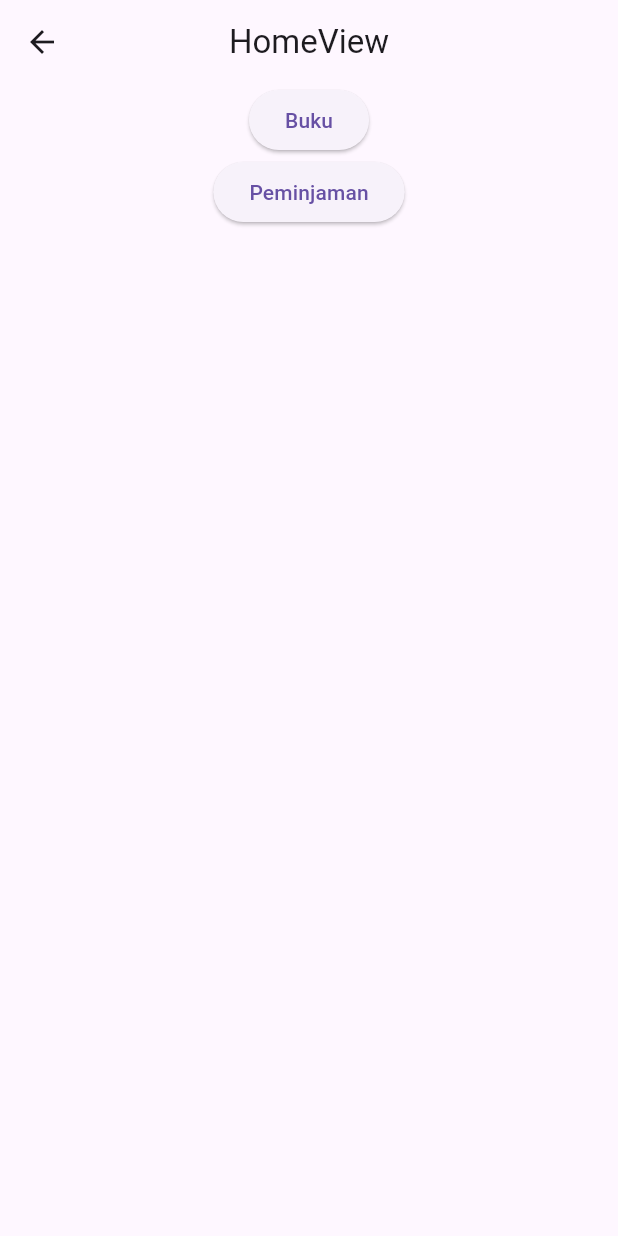
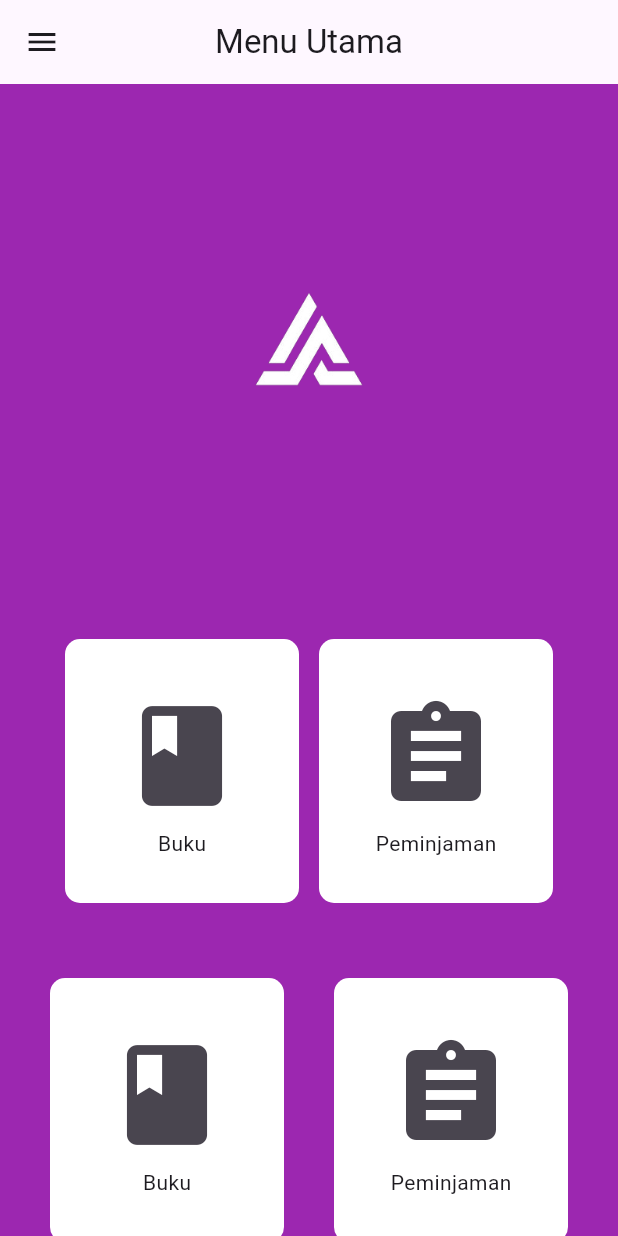
Before and after one commit to nivla4/peminjam_perpustakaan_kelas_c, a Flutter app: the HomeView screen opened by its route, on a phone screen of 412 x 824 dp. Run offline on Flutter 3.47's test engine with Material 3 defaults, Android fonts, the phone set to English and light mode, and no system bars; our stand-ins replace date_time_picker, dio, get, get_storage, pretty_dio_logger; accounts and stored records are empty.

Commit message:
membuat menu

```diff
--- a/lib/app/modules/home/controllers/home_controller.dart
+++ b/lib/app/modules/home/controllers/home_controller.dart
@@ -1,4 +1,5 @@
 import 'package:get/get.dart';
+import '../../../routes/app_pages.dart';
 
 class HomeController extends GetxController {
   //TODO: Implement HomeController
@@ -17,6 +18,7 @@ class HomeController extends GetxController {
   @override
   void onClose() {
     super.onClose();
+    Get.offAllNamed(Routes.LOGIN);
   }
 
   void increment() => count.value++;
--- a/lib/app/modules/home/views/home_view.dart
+++ b/lib/app/modules/home/views/home_view.dart
@@ -1,24 +1,147 @@
 import 'package:flutter/material.dart';
-
 import 'package:get/get.dart';
-
 import '../../../routes/app_pages.dart';
 import '../controllers/home_controller.dart';
 
 class HomeView extends GetView<HomeController> {
   const HomeView({Key? key}) : super(key: key);
+
   @override
   Widget build(BuildContext context) {
     return Scaffold(
       appBar: AppBar(
-        title: const Text('HomeView'),
+        title: const Text('Menu Utama'),
         centerTitle: true,
+      ),
+      backgroundColor: Colors.purple, // Set background color to purple
+      drawer: new Drawer( // Add Drawer
+        child: ListView(
+          children: <Widget>[
+            UserAccountsDrawerHeader(accountName: new Text("Alvin", style: TextStyle(fontWeight: FontWeight.bold, fontSize: 17.0),),
+              accountEmail: new Text("alvin@gmail.com"),
+              currentAccountPicture: CircleAvatar(
+                backgroundImage: AssetImage('assets/logo.png'),
+              ),
+            ),
+            ListTile(
+              leading: Icon (Icons.person),
+              title: Text('Profil'),
+              onTap: () {
+                // Navigate to appropriate route
+              },
+            ),
+            ListTile(
+              leading: Icon (Icons.info),
+              title: Text('Tentang'),
+              onTap: () {
+                // Navigate to appropriate route
+              },
+            ),
+            ListTile(
+              leading: Icon (Icons.exit_to_app),
+              title: Text('Keluar'),
+              onTap: () => Get.toNamed(Routes.LOGIN),
+                // Navigate to appropriate route
+            ),
+          ],
+        ),
       ),
       body: Center(
         child: Column(
           children: [
-            ElevatedButton(onPressed: ()=>Get.toNamed(Routes.BOOK), child: Text("Buku")),
-            ElevatedButton(onPressed: ()=>Get.toNamed(Routes.PEMINJAMAN), child: Text("Peminjaman")),
+            SizedBox(height: 20), // Add some space between logo and buttons
+            Image.asset(
+              'assets/logo.png', // Replace 'assets/logo.png' with your logo path
+              height: 300,
+              width: 300,
+            ),
+            SizedBox(height: 20), // Add some space between logo and buttons
+            Padding(
+              padding: const EdgeInsets.all(30),
+              child: Center(
+                child: Row(
+                  mainAxisAlignment: MainAxisAlignment.spaceEvenly,
+                  children: [
+                    Container(
+                      decoration: BoxDecoration(
+                        color: Colors.white,
+                        borderRadius: BorderRadius.circular(10),
+                      ),
+                      padding: EdgeInsets.all(30),
+                      child: Column(
+                        children: [
+                          IconButton(
+                            onPressed: () => Get.toNamed(Routes.BOOK),
+                            icon: Icon(Icons.book, size: 80),
+                            tooltip: 'Buku',
+                          ),
+                          Text('Buku'),
+                        ],
+                      ),
+                    ),
+                    Container(
+                      decoration: BoxDecoration(
+                        color: Colors.white,
+                        borderRadius: BorderRadius.circular(10),
+                      ),
+                      padding: EdgeInsets.all(30),
+                      child: Column(
+                        children: [
+                          IconButton(
+                            onPressed: () => Get.toNamed(Routes.PEMINJAMAN),
+                            icon: Icon(Icons.assignment, size: 80),
+                            tooltip: 'Peminjaman',
+                          ),
+                          Text('Peminjaman'),
+                        ],
+                      ),
+                    ),
+                  ],
+                ),
+              ),
+            ),
+            SizedBox(height: 20), // Add some space between buttons and columns
+             Center(
+              child: Row(
+                mainAxisAlignment: MainAxisAlignment.spaceEvenly,
+                children: [
+                  Container(
+                    decoration: BoxDecoration(
+                      color: Colors.white,
+                      borderRadius: BorderRadius.circular(10),
+                    ),
+                    padding: EdgeInsets.all(30),
+                    child: Column(
+                      children: [
+                        IconButton(
+                          onPressed: () => Get.toNamed(Routes.BOOK),
+                          icon: Icon(Icons.book, size: 80),
+                          tooltip: 'Buku',
+                        ),
+                        Text('Buku'),
+                      ],
+                    ),
+                  ),
+                  Container(
+                    decoration: BoxDecoration(
+                      color: Colors.white,
+                      borderRadius: BorderRadius.circular(10),
+                    ),
+                    padding: EdgeInsets.all(30),
+                    child: Column(
+                      children: [
+                        IconButton(
+                          onPressed: () => Get.toNamed(Routes.PEMINJAMAN),
+                          icon: Icon(Icons.assignment, size: 80),
+                          tooltip: 'Peminjaman',
+                        ),
+                        Text('Peminjaman'),
+                      ],
+                    ),
+                  ),
+                ],
+              ),
+            ),
           ],
         ),
       ),
```
Also changed, not shown: pubspec.lock.
